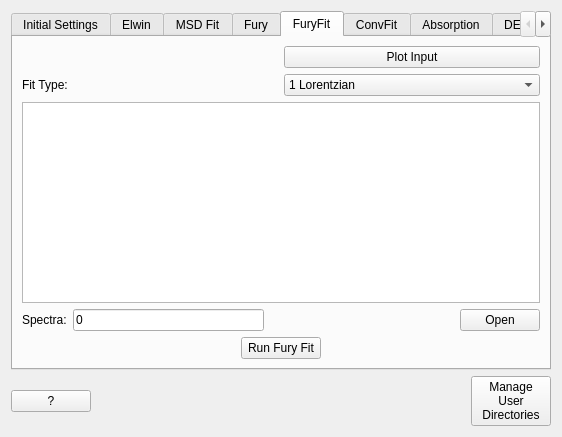
Qt form Code/qtiplot/MantidQt/CustomInterfaces/inc/indirectAnalysis.ui (mantidproject/mantid) before a commit.
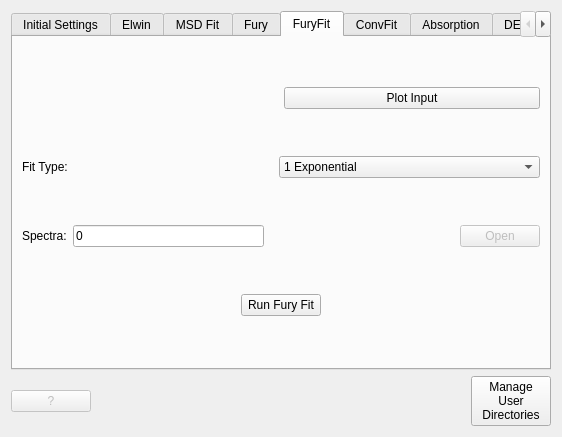
The same form after that commit. The open tabs and pages were chosen to show the change. Custom widgets are drawn as their Qt base class.

Commit message: re #1611 - making use of qwt in FuryFit tab of IDA.

```diff
--- a/Code/qtiplot/MantidQt/CustomInterfaces/inc/indirectAnalysis.ui
+++ b/Code/qtiplot/MantidQt/CustomInterfaces/inc/indirectAnalysis.ui
@@ -22,7 +22,7 @@
       <enum>QTabWidget::Rounded</enum>
      </property>
      <property name="currentIndex" >
-      <number>4</number>
+      <number>0</number>
      </property>
      <widget class="QWidget" name="tabSettings" >
       <attribute name="title" >
@@ -784,22 +784,22 @@
           <widget class="QComboBox" name="furyfit_cbFitType" >
            <item>
             <property name="text" >
-             <string>1 Lorentzian</string>
+             <string>1 Exponential</string>
             </property>
            </item>
            <item>
             <property name="text" >
-             <string>2 Lorentzians</string>
+             <string>2 Exponentials</string>
             </property>
            </item>
            <item>
             <property name="text" >
-             <string>1 Stressed Exponential</string>
+             <string>1 Stretched Exponential</string>
             </property>
            </item>
            <item>
             <property name="text" >
-             <string>1 Stressed Exponential with 1 Lorentzian</string>
+             <string>1 Stretched Exponential and 1 Exponentail</string>
             </property>
            </item>
           </widget>
@@ -814,7 +814,7 @@
          <item>
           <layout class="QVBoxLayout" name="verticalLayout_6" >
            <item>
-            <widget class="QGraphicsView" name="furyfit_gvGraph" />
+            <layout class="QVBoxLayout" name="furyfit_vlPlot" />
            </item>
            <item>
             <layout class="QHBoxLayout" name="horizontalLayout_27" >
@@ -847,6 +847,9 @@
              </item>
              <item>
               <widget class="QPushButton" name="furyfit_pbOpenPlot" >
+               <property name="enabled" >
+                <bool>false</bool>
+               </property>
                <property name="text" >
                 <string>Open</string>
                </property>
@@ -1353,6 +1356,9 @@
     <layout class="QHBoxLayout" name="horizontalLayout_10" >
      <item>
       <widget class="QPushButton" name="pbHelp" >
+       <property name="enabled" >
+        <bool>false</bool>
+       </property>
        <property name="text" >
         <string>?</string>
        </property>
```
The commit also changes 2 other files.
